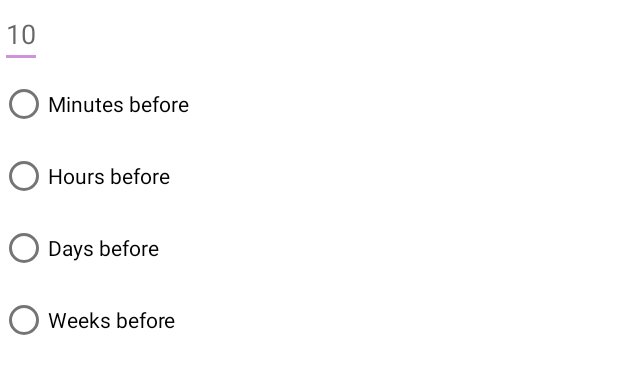
After one commit to Technion236272/2020a-Cue, an Android app: the layout set_time.xml on its own in the app's theme, with its tools: preview values and no code run, on a phone screen of 412 x 824 dp. The commit adds this screen. Shown: the top 374 px of the screen. Run offline under Robolectric (Android 15) with nearby library versions, the phone set to English and light mode, and no system bars.

Commit message:
Settings activity!!! 3 options in the setting, the one of the appointment type is empty, need to open activity for it- in spring2 the other two are work but in spring 2- we need to insert the values to the map. we need to check if the user entered and let him press save only if he did.

```diff
--- a/app/build.gradle
+++ b/app/build.gradle
@@ -86,5 +86,8 @@ dependencies {
     implementation 'de.hdodenhof:circleimageview:3.0.1'
     implementation 'com.google.android.material:material:1.2.0-alpha02'
 
+    implementation "androidx.legacy:legacy-preference-v14:1.0.0"
+    implementation "androidx.preference:preference:1.0.0"
+
 }
 apply plugin: 'com.google.gms.google-services'
--- a/app/src/main/AndroidManifest.xml
+++ b/app/src/main/AndroidManifest.xml
@@ -15,6 +15,7 @@
         <activity android:name=".BusinessFeatures.BusinessSchedule" />
         <activity android:name=".ClientFeatures.ClientBusinessHomepage" />
         <activity android:name=".ClientFeatures.ClientAppointmentPage" />
+        <activity android:name=".Settings"/>
         <activity android:name=".SignInActivity">
             <intent-filter>
                 <action android:name="android.intent.action.MAIN" />
@@ -26,6 +27,7 @@
         <activity android:name=".BusinessFeatures.BusinessSignUp" />
         <activity android:name=".ClientFeatures.ClientSignUp" />
         <activity android:name=".ClientFeatures.ClientHomePage" />
+
     </application>
 
 </manifest>
--- /dev/null
+++ b/app/src/main/res/drawable/appoitment_type.xml
@@ -0,0 +1,4 @@
+<vector android:height="30dp" android:viewportHeight="24.0"
+    android:viewportWidth="24.0" android:width="30dp" xmlns:android="http://schemas.android.com/apk/res/android">
+    <path android:fillColor="#FF000000" android:pathData="M20,6h-4L16,4c0,-1.11 -0.89,-2 -2,-2h-4c-1.11,0 -2,0.89 -2,2v2L4,6c-1.11,0 -1.99,0.89 -1.99,2L2,19c0,1.11 0.89,2 2,2h16c1.11,0 2,-0.89 2,-2L22,8c0,-1.11 -0.89,-2 -2,-2zM14,6h-4L10,4h4v2z"/>
+</vector>
--- /dev/null
+++ b/app/src/main/res/drawable/no_meetings_changes.xml
@@ -0,0 +1,4 @@
+<vector android:height="30dp" android:viewportHeight="24.0"
+    android:viewportWidth="24.0" android:width="30dp" xmlns:android="http://schemas.android.com/apk/res/android">
+    <path android:fillColor="#FF000000" android:pathData="M3,17.25V21h3.75L17.81,9.94l-3.75,-3.75L3,17.25zM20.71,7.04c0.39,-0.39 0.39,-1.02 0,-1.41l-2.34,-2.34c-0.39,-0.39 -1.02,-0.39 -1.41,0l-1.83,1.83 3.75,3.75 1.83,-1.83z"/>
+</vector>
--- /dev/null
+++ b/app/src/main/res/drawable/send_reminder.xml
@@ -0,0 +1,4 @@
+<vector android:height="30dp" android:viewportHeight="24.0"
+    android:viewportWidth="24.0" android:width="30dp" xmlns:android="http://schemas.android.com/apk/res/android">
+    <path android:fillColor="#FF000000" android:pathData="M22,5.7l-4.6,-3.9 -1.3,1.5 4.6,3.9L22,5.7zM7.9,3.4L6.6,1.9 2,5.7l1.3,1.5 4.6,-3.8zM12.5,8L11,8v6l4.7,2.9 0.8,-1.2 -4,-2.4L12.5,8zM12,4c-5,0 -9,4 -9,9s4,9 9,9 9,-4 9,-9 -4,-9 -9,-9zM12,20c-3.9,0 -7,-3.1 -7,-7s3.1,-7 7,-7 7,3.1 7,7 -3.1,7 -7,7z"/>
+</vector>
--- a/app/src/main/res/layout/activity_main.xml
+++ b/app/src/main/res/layout/activity_main.xml
@@ -65,5 +65,11 @@
         android:text="@string/business_join"
         android:layout_gravity="center"/>
 
+    <Button
+        android:id="@+id/fake_settings"
+        android:layout_width="wrap_content"
+        android:layout_height="wrap_content"
+        android:layout_gravity="center"
+        android:text="@string/fake_settings_button" />
 
 </LinearLayout>
--- /dev/null
+++ b/app/src/main/res/layout/set_time.xml
@@ -0,0 +1,50 @@
+<?xml version="1.0" encoding="utf-8"?>
+<LinearLayout
+    xmlns:android="http://schemas.android.com/apk/res/android"
+    android:orientation="vertical"
+    android:layout_width="match_parent"
+    android:layout_height="match_parent"
+    android:background="@color/colorPrimaryLight">
+
+    <EditText
+        android:id="@+id/num_input"
+        android:layout_width="wrap_content"
+        android:layout_height="wrap_content"
+        android:hint="@string/default_num"
+        android:inputType="text" />
+
+    <RadioGroup
+        android:id="@+id/radio_group"
+        android:layout_width="wrap_content"
+        android:layout_height="wrap_content" >
+
+        <RadioButton
+            android:id="@+id/minutes_button"
+            android:layout_width="wrap_content"
+            android:layout_height="wrap_content"
+            android:text="@string/minutes" />
+
+
+        <RadioButton
+            android:id="@+id/hours_button"
+            android:layout_width="wrap_content"
+            android:layout_height="wrap_content"
+            android:text = "@string/hours"/>
+
+        <RadioButton
+            android:id="@+id/days_button"
+            android:layout_width="wrap_content"
+            android:layout_height="wrap_content"
+            android:text = "@string/days"/>
+
+        <RadioButton
+            android:id="@+id/weeks_button"
+            android:layout_width="wrap_content"
+            android:layout_height="wrap_content"
+            android:text = "@string/weeks"/>
+
+    </RadioGroup>
+
+
+
+</LinearLayout>
--- a/app/src/main/res/values/strings.xml
+++ b/app/src/main/res/values/strings.xml
@@ -14,6 +14,15 @@
     <string name="button_signup">SIGN UP</string>
     <string name="bo_sign_up_text">Join Our Community</string>
     <string name="business_name">Business Name</string>
+    <string name="default_num">10</string>
+    <string name="minutes">Minutes before</string>
+    <string name="hours">Hours before</string>
+    <string name="days">Days before</string>
+    <string name="weeks">Weeks before</string>
+    <string name="button_save">Save</string>
+    <string name="fake_settings_button">Fake Settings</string>
+    <string name="save_settings">Save</string>
+    <string name="cancel_settings">Cancel</string>
 
     <!-- TODO: Remove or change this placeholder text -->
     <string name="hello_blank_fragment">Hello blank fragment</string>
```
Also changed, not shown: app/src/main/java/com/technion/cue/Settings.java (added, +173 -0 lines), app/src/main/java/com/technion/cue/SignInActivity.java (+11 -0 lines), app/src/main/res/layout/settings_activity.xml (added, +17 -0 lines).
